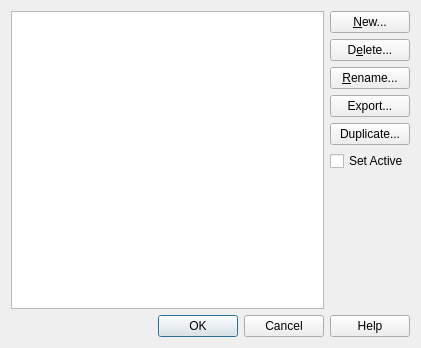
Before: the Qt Designer form source/interface/dialogs/sw_dialog_list_model.ui in nathaneltitane/studworx, drawn with Qt 5.
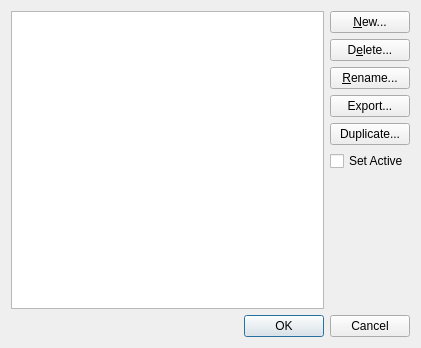
After: the same form once the commit is applied.

Diff of the .ui file:
```diff
--- a/source/interface/dialogs/sw_dialog_list_model.ui
+++ b/source/interface/dialogs/sw_dialog_list_model.ui
@@ -129,7 +129,7 @@
       <enum>Qt::Horizontal</enum>
      </property>
      <property name="standardButtons">
-      <set>QDialogButtonBox::Cancel|QDialogButtonBox::Help|QDialogButtonBox::Ok</set>
+      <set>QDialogButtonBox::Cancel|QDialogButtonBox::Ok</set>
      </property>
     </widget>
    </item>
```
